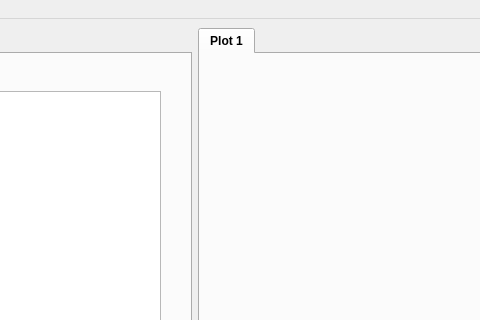
Before: the Qt Designer form main/mainwindow.ui in Kirikus/2024_Experiments, drawn with Qt 5; both pictures show x 445 to 925 and y 0 to 320 of the 1280 by 720 pixel window.
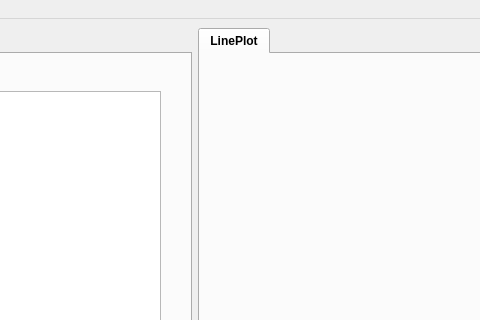
After: the same form once the commit is applied. Custom widgets are drawn as their Qt base class.

Commit message: rename first plot

Diff of the .ui file:
```diff
--- a/main/mainwindow.ui
+++ b/main/mainwindow.ui
@@ -514,7 +514,7 @@
         </property>
         <widget class="QCustomPlot" name="customPlot">
          <attribute name="title">
-          <string>Plot 1</string>
+          <string>LinePlot</string>
          </attribute>
         </widget>
        </widget>
```
Left out of the diff: 104 changed lines with no effect on the pictures.
